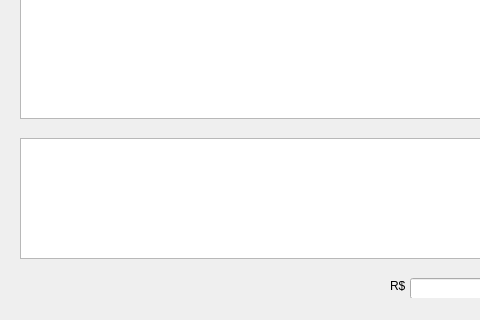
Qt form bittools.ui (SHNICI/bitcointools) before a commit; both pictures show x 0 to 480 and y 138 to 458 of the 687 by 458 pixel window.
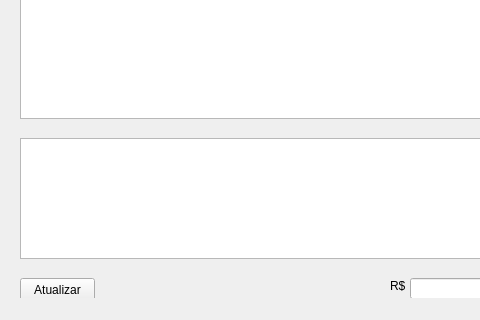
The same form after that commit.

Commit message: Create Update Button

```diff
--- a/bittools.ui
+++ b/bittools.ui
@@ -70,6 +70,19 @@
      </rect>
     </property>
    </widget>
+   <widget class="QPushButton" name="pushButton_2">
+    <property name="geometry">
+     <rect>
+      <x>20</x>
+      <y>380</y>
+      <width>75</width>
+      <height>23</height>
+     </rect>
+    </property>
+    <property name="text">
+     <string>Atualizar</string>
+    </property>
+   </widget>
   </widget>
   <widget class="QMenuBar" name="menuBar">
    <property name="geometry">
```
